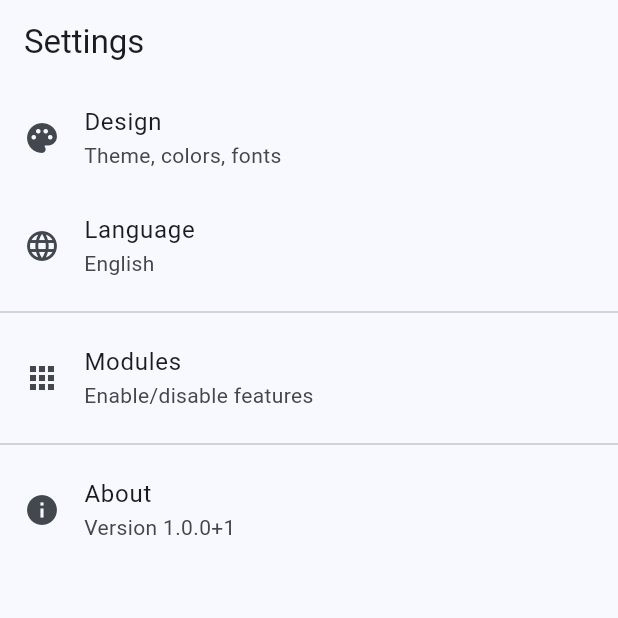
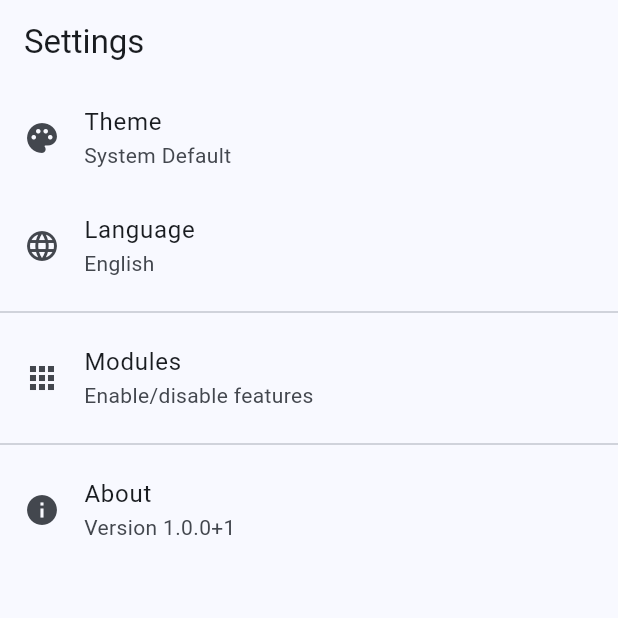
Before and after one commit to KayBeckmann/personal-tracker, a Flutter app: the SettingsPage screen opened by its route, on a phone screen of 412 x 824 dp, the top half of it. Run offline on Flutter 3.47's test engine with Material 3 defaults, Android fonts, the phone set to English and light mode, and no system bars; our stand-ins replace drift, get_it, go_router, injectable; accounts and stored records are empty; generated files the repository leaves out were written again; project files that could hold a hidden picture were left out.

Commit message:
feat: Theming (Meilenstein 1.5)
Implementiert:
- AppTheme mit Light & Dark Theme (Material 3)
- Theme-Definitionen mit CardTheme, AppBarTheme, FAB, InputDecoration
- Theme-Wechsel in main.dart mit reactive Updates
- Theme-Auswahl-Dialog in Einstellungen (Hell/Dunkel/System)
- ThemeMode String-Konvertierung für Use Cases
- Persistierung über GetThemeMode/SetThemeMode
- Lokalisierungsstrings für Theme-Auswahl (DE/EN)

Alle 24 Tests erfolgreich.

🤖 Generated with [Claude Code](https://claude.com/claude-code)

Co-Authored-By: Claude Sonnet 4.5 <noreply@anthropic.com>

```diff
--- a/app/lib/core/localization/l10n/app_en.arb
+++ b/app/lib/core/localization/l10n/app_en.arb
@@ -14,6 +14,11 @@
   "settings": "Settings",
   "design": "Design",
   "designSubtitle": "Theme, colors, fonts",
+  "theme": "Theme",
+  "selectTheme": "Select Theme",
+  "lightTheme": "Light",
+  "darkTheme": "Dark",
+  "systemTheme": "System Default",
   "language": "Language",
   "languageSubtitle": "Change application language",
   "modules": "Modules",
--- /dev/null
+++ b/app/lib/core/theme/app_theme.dart
@@ -0,0 +1,71 @@
+import 'package:flutter/material.dart';
+
+/// App-weite Theme-Definitionen
+///
+/// Enthält Light und Dark Theme basierend auf Material 3 (Material You).
+class AppTheme {
+  const AppTheme._();
+
+  /// Basis-Seed-Farbe für das Farbschema
+  static const Color _seedColor = Colors.blue;
+
+  /// Light Theme
+  static ThemeData get light => ThemeData(
+        useMaterial3: true,
+        colorScheme: ColorScheme.fromSeed(
+          seedColor: _seedColor,
+          brightness: Brightness.light,
+        ),
+        // Card-Design
+        cardTheme: const CardThemeData(
+          elevation: 2,
+          margin: EdgeInsets.all(8),
+        ),
+        // App Bar Design
+        appBarTheme: const AppBarTheme(
+          centerTitle: false,
+          elevation: 0,
+        ),
+        // FAB Design
+        floatingActionButtonTheme: const FloatingActionButtonThemeData(
+          elevation: 4,
+        ),
+        // Input Fields
+        inputDecorationTheme: InputDecorationTheme(
+          border: OutlineInputBorder(
+            borderRadius: BorderRadius.circular(12),
+          ),
+          filled: true,
+        ),
+      );
+
+  /// Dark Theme
+  static ThemeData get dark => ThemeData(
+        useMaterial3: true,
+        colorScheme: ColorScheme.fromSeed(
+          seedColor: _seedColor,
+          brightness: Brightness.dark,
+        ),
+        // Card-Design
+        cardTheme: const CardThemeData(
+          elevation: 2,
+          margin: EdgeInsets.all(8),
+        ),
+        // App Bar Design
+        appBarTheme: const AppBarTheme(
+          centerTitle: false,
+          elevation: 0,
+        ),
+        // FAB Design
+        floatingActionButtonTheme: const FloatingActionButtonThemeData(
+          elevation: 4,
+        ),
+        // Input Fields
+        inputDecorationTheme: InputDecorationTheme(
+          border: OutlineInputBorder(
+            borderRadius: BorderRadius.circular(12),
+          ),
+          filled: true,
+        ),
+      );
+}
--- a/app/lib/features/settings/presentation/pages/settings_page.dart
+++ b/app/lib/features/settings/presentation/pages/settings_page.dart
@@ -3,7 +3,9 @@ import 'package:flutter/material.dart';
 import '../../../../core/di/injection.dart';
 import '../../../../core/localization/generated/app_localizations.dart';
 import '../../domain/usecases/get_locale.dart';
+import '../../domain/usecases/get_theme_mode.dart';
 import '../../domain/usecases/set_locale.dart';
+import '../../domain/usecases/set_theme_mode.dart';
 
 /// Einstellungen
 class SettingsPage extends StatefulWidget {
@@ -16,13 +18,17 @@ class SettingsPage extends StatefulWidget {
 class _SettingsPageState extends State<SettingsPage> {
   final _getLocale = getIt<GetLocale>();
   final _setLocale = getIt<SetLocale>();
+  final _getThemeMode = getIt<GetThemeMode>();
+  final _setThemeMode = getIt<SetThemeMode>();
 
   Locale? _currentLocale;
+  ThemeMode _currentThemeMode = ThemeMode.system;
 
   @override
   void initState() {
     super.initState();
     _loadLocale();
+    _loadThemeMode();
   }
 
   Future<void> _loadLocale() async {
@@ -31,6 +37,38 @@ class _SettingsPageState extends State<SettingsPage> {
       setState(() {
         _currentLocale = locale;
       });
+    }
+  }
+
+  Future<void> _loadThemeMode() async {
+    final themeModeString = await _getThemeMode();
+    if (mounted) {
+      setState(() {
+        _currentThemeMode = _parseThemeMode(themeModeString);
+      });
+    }
+  }
+
+  ThemeMode _parseThemeMode(String themeModeString) {
+    switch (themeModeString) {
+      case 'light':
+        return ThemeMode.light;
+      case 'dark':
+        return ThemeMode.dark;
+      case 'system':
+      default:
+        return ThemeMode.system;
+    }
+  }
+
+  String _themeModeToString(ThemeMode themeMode) {
+    switch (themeMode) {
+      case ThemeMode.light:
+        return 'light';
+      case ThemeMode.dark:
+        return 'dark';
+      case ThemeMode.system:
+        return 'system';
     }
   }
 
@@ -46,6 +84,67 @@ class _SettingsPageState extends State<SettingsPage> {
         return l10n.english;
       default:
         return locale.languageCode;
+    }
+  }
+
+  String _getThemeModeName(BuildContext context, ThemeMode themeMode) {
+    final l10n = AppLocalizations.of(context)!;
+    switch (themeMode) {
+      case ThemeMode.light:
+        return l10n.lightTheme;
+      case ThemeMode.dark:
+        return l10n.darkTheme;
+      case ThemeMode.system:
+        return l10n.systemTheme;
+    }
+  }
+
+  Future<void> _showThemeDialog(BuildContext context) async {
+    final l10n = AppLocalizations.of(context)!;
+
+    final selectedTheme = await showDialog<ThemeMode>(
+      context: context,
+      builder: (context) => AlertDialog(
+        title: Text(l10n.selectTheme),
+        content: Column(
+          mainAxisSize: MainAxisSize.min,
+          children: [
+            RadioListTile<ThemeMode>(
+              title: Text(l10n.lightTheme),
+              value: ThemeMode.light,
+              groupValue: _currentThemeMode,
+              onChanged: (value) => Navigator.of(context).pop(value),
+            ),
+            RadioListTile<ThemeMode>(
+              title: Text(l10n.darkTheme),
+              value: ThemeMode.dark,
+              groupValue: _currentThemeMode,
+              onChanged: (value) => Navigator.of(context).pop(value),
+            ),
+            RadioListTile<ThemeMode>(
+              title: Text(l10n.systemTheme),
+              value: ThemeMode.system,
+              groupValue: _currentThemeMode,
+              onChanged: (value) => Navigator.of(context).pop(value),
+            ),
+          ],
+        ),
+        actions: [
+          TextButton(
+            onPressed: () => Navigator.of(context).pop(),
+            child: Text(l10n.cancel),
+          ),
+        ],
+      ),
+    );
+
+    if (selectedTheme != null) {
+      await _setThemeMode(_themeModeToString(selectedTheme));
+      if (mounted) {
+        setState(() {
+          _currentThemeMode = selectedTheme;
+        });
+      }
     }
   }
 
@@ -102,8 +201,9 @@ class _SettingsPageState extends State<SettingsPage> {
         children: [
           ListTile(
             leading: const Icon(Icons.palette),
-            title: Text(l10n.design),
-            subtitle: Text(l10n.designSubtitle),
+            title: Text(l10n.theme),
+            subtitle: Text(_getThemeModeName(context, _currentThemeMode)),
+            onTap: () => _showThemeDialog(context),
           ),
           ListTile(
             leading: const Icon(Icons.language),
```
Also changed, not shown: app/lib/core/localization/l10n/app_de.arb (+25 -0 lines), app/lib/main.dart (+41 -13 lines), app/lib/core/localization/generated/app_localizations.dart, app/lib/core/localization/generated/app_localizations_de.dart, app/lib/core/localization/generated/app_localizations_en.dart, 1 other file.
